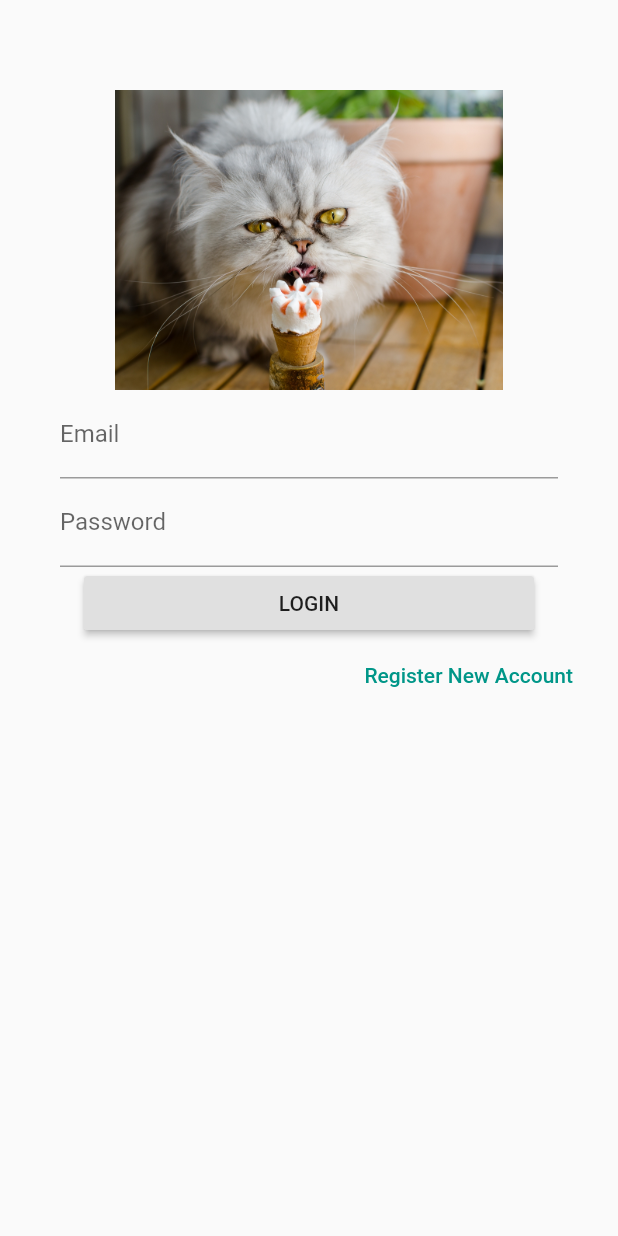
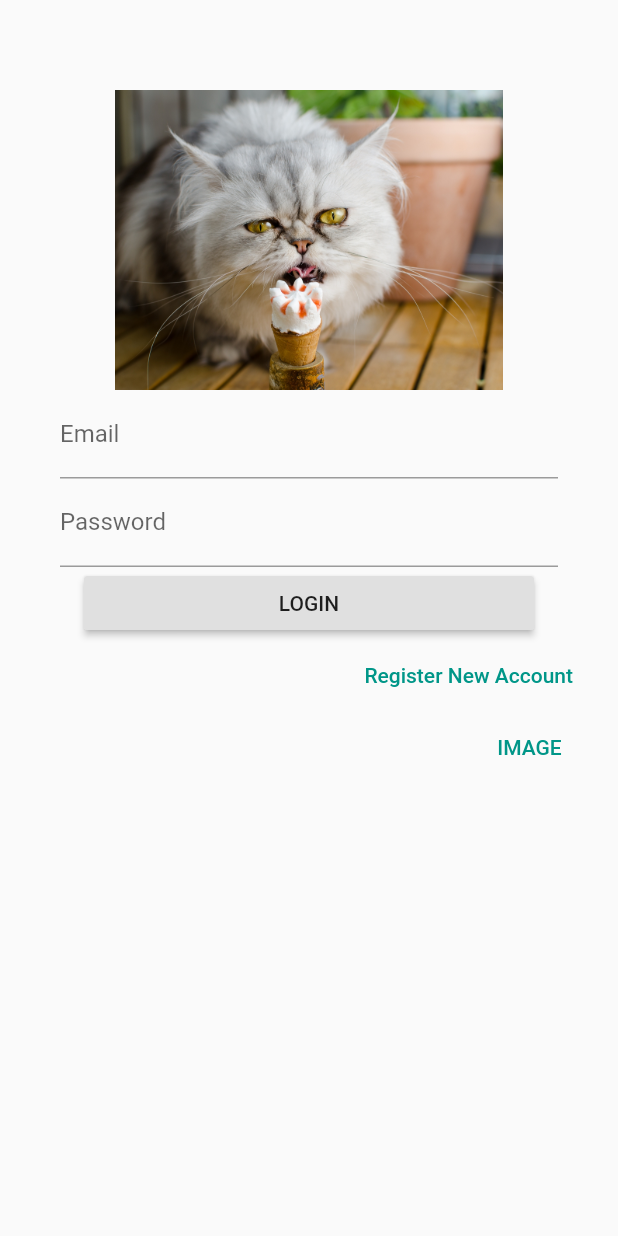
Before and after one commit to apichart2425/FitJung, a Flutter app: the screen it shows after launch, on a phone screen of 412 x 824 dp. Run offline on Flutter 3.47's test engine with Material 2 defaults, Android fonts, the phone set to English and light mode, and no system bars; our stand-ins replace cloud_firestore, firebase_auth, firebase_storage, image_picker, toast; accounts and stored records are empty.

Commit message:
CHECK IS IMAGE IS UPLOAD

```diff
--- a/lib/UI/SigninScreen.dart
+++ b/lib/UI/SigninScreen.dart
@@ -1,4 +1,5 @@
 import 'package:firebase_auth/firebase_auth.dart';
+import 'package:fitjung/UI/ImageScreen.dart';
 import 'package:fitjung/UI/SignupScreen.dart';
 import 'package:flutter/material.dart';
 import './HomeScreen.dart';
@@ -134,6 +135,28 @@ class SigninScreenState extends State<SigninScreen> {
                   ),
                 ),
               ),
+              Align(
+                alignment: Alignment.centerRight,
+                child: ButtonTheme(
+                  padding: EdgeInsets.all(0),
+                  child: FlatButton(
+                    onPressed: () {
+                      Navigator.push(
+                          context,
+                          MaterialPageRoute(
+                              builder: (context) => ImageScreen()));
+                    },
+                    child: Padding(
+                      padding: const EdgeInsets.only(
+                          left: 0, top: 0, bottom: 0, right: 30),
+                      child: Text(
+                        "IMAGE",
+                      ),
+                    ),
+                    textColor: Colors.teal.shade500,
+                  ),
+                ),
+              ),
             ],
           ),
         ),
--- a/pubspec.yaml
+++ b/pubspec.yaml
@@ -28,6 +28,7 @@ dependencies:
   firebase_auth: ^0.6.5
   cloud_firestore: ^0.8.2+3
   firebase_storage:
+  toast: ^0.1.3
 
 dev_dependencies:
   flutter_test:
```
Also changed, not shown: lib/UI/ImageScreen.dart (+6 -3 lines).
